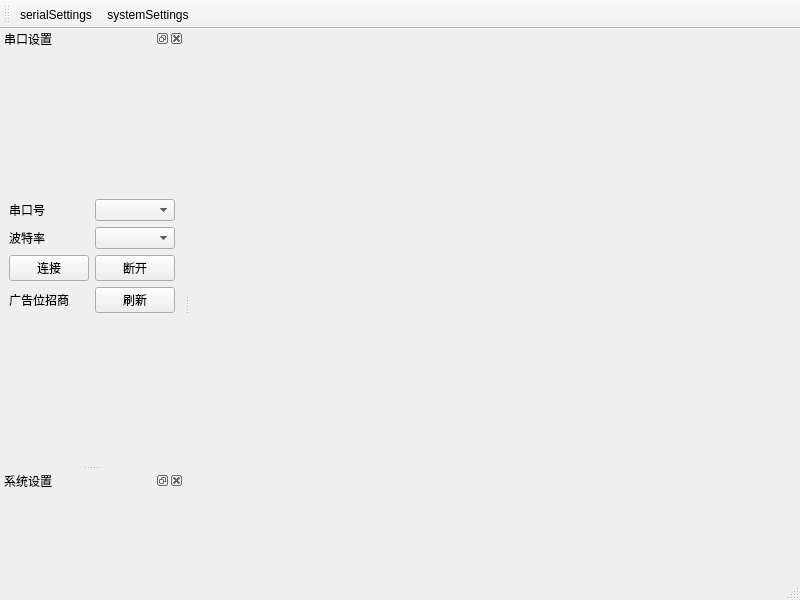
Qt form mainwindow.ui (HermesSJC/masterDebug) before a commit.
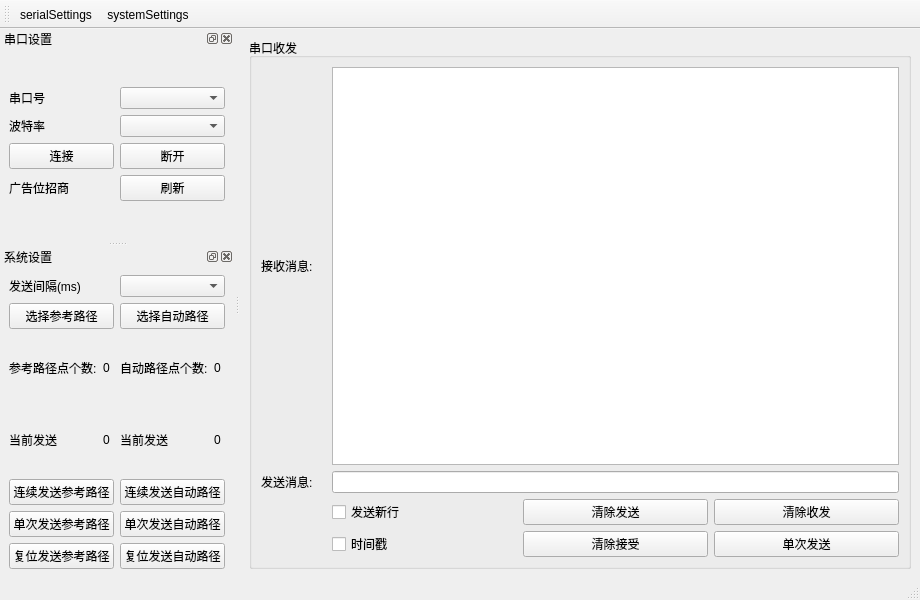
The same form after that commit. Icons and pictures are not drawn.

Commit message: finish layout

What changed in the file:
```diff
--- a/mainwindow.ui
+++ b/mainwindow.ui
@@ -6,7 +6,7 @@
    <rect>
     <x>0</x>
     <y>0</y>
-    <width>800</width>
+    <width>920</width>
     <height>600</height>
    </rect>
   </property>
@@ -16,7 +16,95 @@
   <widget class="QWidget" name="centralwidget">
    <layout class="QGridLayout" name="gridLayout_2">
     <item row="0" column="0">
-     <layout class="QGridLayout" name="mainLayout"/>
+     <layout class="QGridLayout" name="mainLayout">
+      <item row="0" column="0">
+       <widget class="QGroupBox" name="serialReceiveSendGroupBox">
+        <property name="title">
+         <string>串口收发</string>
+        </property>
+        <layout class="QGridLayout" name="gridLayout_5">
+         <item row="0" column="0">
+          <layout class="QGridLayout" name="serialReceiveSendGroupBoxLayout">
+           <item row="1" column="0">
+            <widget class="QLabel" name="serialSendLabel">
+             <property name="maximumSize">
+              <size>
+               <width>65</width>
+               <height>16777215</height>
+              </size>
+             </property>
+             <property name="text">
+              <string>发送消息:</string>
+             </property>
+            </widget>
+           </item>
+           <item row="0" column="0">
+            <widget class="QLabel" name="serialRecieveLabel">
+             <property name="maximumSize">
+              <size>
+               <width>65</width>
+               <height>16777215</height>
+              </size>
+             </property>
+             <property name="text">
+              <string>接收消息:</string>
+             </property>
+            </widget>
+           </item>
+           <item row="3" column="1">
+            <widget class="QCheckBox" name="isNewLineCheckBox">
+             <property name="text">
+              <string>发送新行</string>
+             </property>
+            </widget>
+           </item>
+           <item row="4" column="1">
+            <widget class="QCheckBox" name="isAddTimeCheckBox">
+             <property name="text">
+              <string>时间戳</string>
+             </property>
+            </widget>
+           </item>
+           <item row="3" column="2">
+            <widget class="QPushButton" name="serialClearSendButton">
+             <property name="text">
+              <string>清除发送</string>
+             </property>
+            </widget>
+           </item>
+           <item row="4" column="2">
+            <widget class="QPushButton" name="serialClearReceiveButton">
+             <property name="text">
+              <string>清除接受</string>
+             </property>
+            </widget>
+           </item>
+           <item row="0" column="1" colspan="3">
+            <widget class="QTextEdit" name="serialReceiveTextEdit"/>
+           </item>
+           <item row="1" column="1" colspan="3">
+            <widget class="QLineEdit" name="serialSendLineEdit"/>
+           </item>
+           <item row="3" column="3">
+            <widget class="QPushButton" name="serialClearReceiveSendButton">
+             <property name="text">
+              <string>清除收发</string>
+             </property>
+            </widget>
+           </item>
+           <item row="4" column="3">
+            <widget class="QPushButton" name="serialSingleSendButton">
+             <property name="text">
+              <string>单次发送</string>
+             </property>
+            </widget>
+           </item>
+          </layout>
+         </item>
+        </layout>
+       </widget>
+      </item>
+     </layout>
     </item>
    </layout>
   </widget>
@@ -120,7 +208,130 @@
    <widget class="QWidget" name="systemSettingsWidget">
     <layout class="QGridLayout" name="gridLayout_3">
      <item row="0" column="0">
-      <layout class="QGridLayout" name="systemSettingsLayout"/>
+      <layout class="QGridLayout" name="systemSettingsLayout">
+       <item row="2" column="0">
+        <widget class="QLabel" name="referencePathPointNumLabel">
+         <property name="text">
+          <string>参考路径点个数:</string>
+         </property>
+        </widget>
+       </item>
+       <item row="3" column="0">
+        <widget class="QLabel" name="currentSendReferencePathPointNumLabel">
+         <property name="text">
+          <string>当前发送</string>
+         </property>
+        </widget>
+       </item>
+       <item row="2" column="2">
+        <widget class="QLabel" name="autorunPathPointNumLabel">
+         <property name="text">
+          <string>自动路径点个数:</string>
+         </property>
+        </widget>
+       </item>
+       <item row="2" column="1">
+        <widget class="QLabel" name="referencePathPointValueLabel">
+         <property name="text">
+          <string>0</string>
+         </property>
+        </widget>
+       </item>
+       <item row="2" column="3">
+        <widget class="QLabel" name="autorunPathPointValueLabel">
+         <property name="text">
+          <string>0</string>
+         </property>
+        </widget>
+       </item>
+       <item row="3" column="1">
+        <widget class="QLabel" name="currentSendReferencePathPointValueLabel">
+         <property name="text">
+          <string>0</string>
+         </property>
+        </widget>
+       </item>
+       <item row="3" column="3">
+        <widget class="QLabel" name="currentSendAurorunPathPointValueLabel">
+         <property name="text">
+          <string>0</string>
+         </property>
+        </widget>
+       </item>
+       <item row="3" column="2">
+        <widget class="QLabel" name="currentSendAurorunPathPointNumLabel">
+         <property name="text">
+          <string>当前发送</string>
+         </property>
+        </widget>
+       </item>
+       <item row="0" column="0" colspan="2">
+        <widget class="QLabel" name="sendTimeIntervalLabel">
+         <property name="text">
+          <string>发送间隔(ms)</string>
+         </property>
+        </widget>
+       </item>
+       <item row="1" column="0" colspan="2">
+        <widget class="QPushButton" name="chooseReferencePathFileButton">
+         <property name="text">
+          <string>选择参考路径</string>
+         </property>
+        </widget>
+       </item>
+       <item row="0" column="2" colspan="2">
+        <widget class="QComboBox" name="sendTimeIntervalComboBox"/>
+       </item>
+       <item row="1" column="2" colspan="2">
+        <widget class="QPushButton" name="chooseAutorunPathFileButton">
+         <property name="text">
+          <string>选择自动路径</string>
+         </property>
+        </widget>
+       </item>
+       <item row="4" column="2" colspan="2">
+        <widget class="QPushButton" name="continuousSendAutorunPathPointButton">
+         <property name="text">
+          <string>连续发送自动路径</string>
+         </property>
+        </widget>
+       </item>
+       <item row="5" column="2" colspan="2">
+        <widget class="QPushButton" name="singleSendAutorunPathPointButton">
+         <property name="text">
+          <string>单次发送自动路径</string>
+         </property>
+        </widget>
+       </item>
+       <item row="6" column="2" colspan="2">
+        <widget class="QPushButton" name="resetSendAutorunPathButton">
+         <property name="text">
+          <string>复位发送自动路径</string>
+         </property>
+        </widget>
+       </item>
+       <item row="4" column="0" colspan="2">
+        <widget class="QPushButton" name="continuousSendReferencePathPointButton">
+         <property name="text">
+          <string>连续发送参考路径</string>
+         </property>
+        </widget>
+       </item>
+       <item row="5" column="0" colspan="2">
+        <widget class="QPushButton" name="singleSendReferencePathPointButton">
+         <property name="text">
+          <string>单次发送参考路径</string>
+         </property>
+        </widget>
+       </item>
+       <item row="6" column="0" colspan="2">
+        <widget class="QPushButton" name="resetSendReferencePathButton">
+         <property name="text">
+          <string>复位发送参考路径</string>
+         </property>
+        </widget>
+       </item>
+      </layout>
      </item>
     </layout>
    </widget>
```
